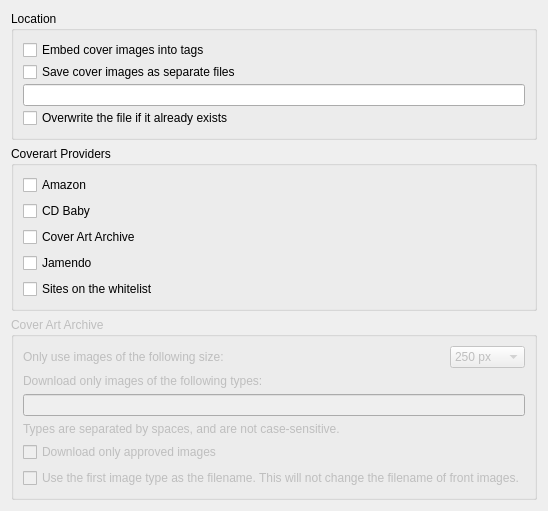
First picture: the form in ui/options_cover.ui, repository metabrainz/picard, before the edit.
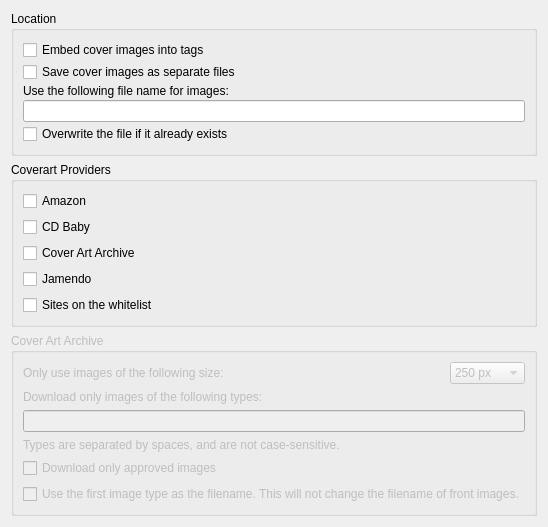
Second picture: the form after the edit.

Commit message: Add a help text for the cover image filename box

What changed in the file:
```diff
--- a/ui/options_cover.ui
+++ b/ui/options_cover.ui
@@ -7,7 +7,7 @@
     <x>0</x>
     <y>0</y>
     <width>524</width>
-    <height>484</height>
+    <height>502</height>
    </rect>
   </property>
   <layout class="QVBoxLayout" name="verticalLayout">
@@ -37,6 +37,13 @@
         </property>
        </widget>
       </item>
+      <item>
+       <widget class="QLabel" name="label_3">
+        <property name="text">
+         <string>Use the following file name for images:</string>
+        </property>
+       </widget>
+      </item>
       <item>
        <widget class="QLineEdit" name="cover_image_filename"/>
       </item>
```
